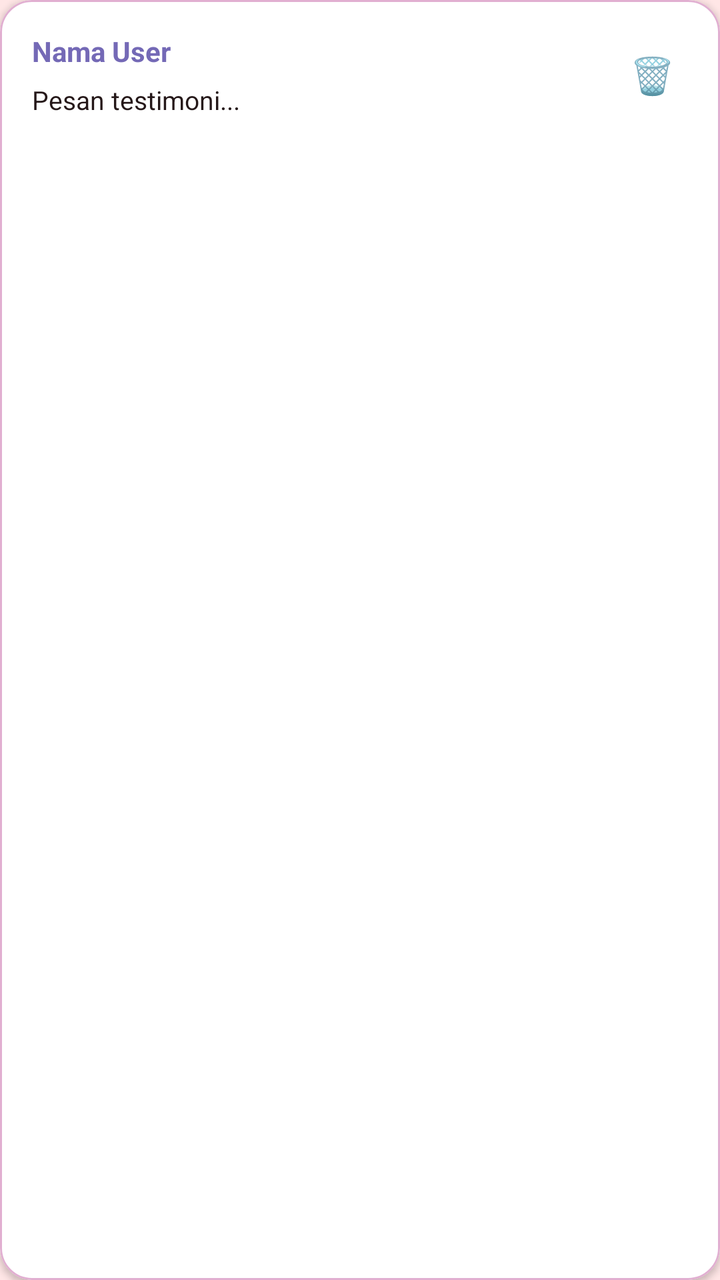
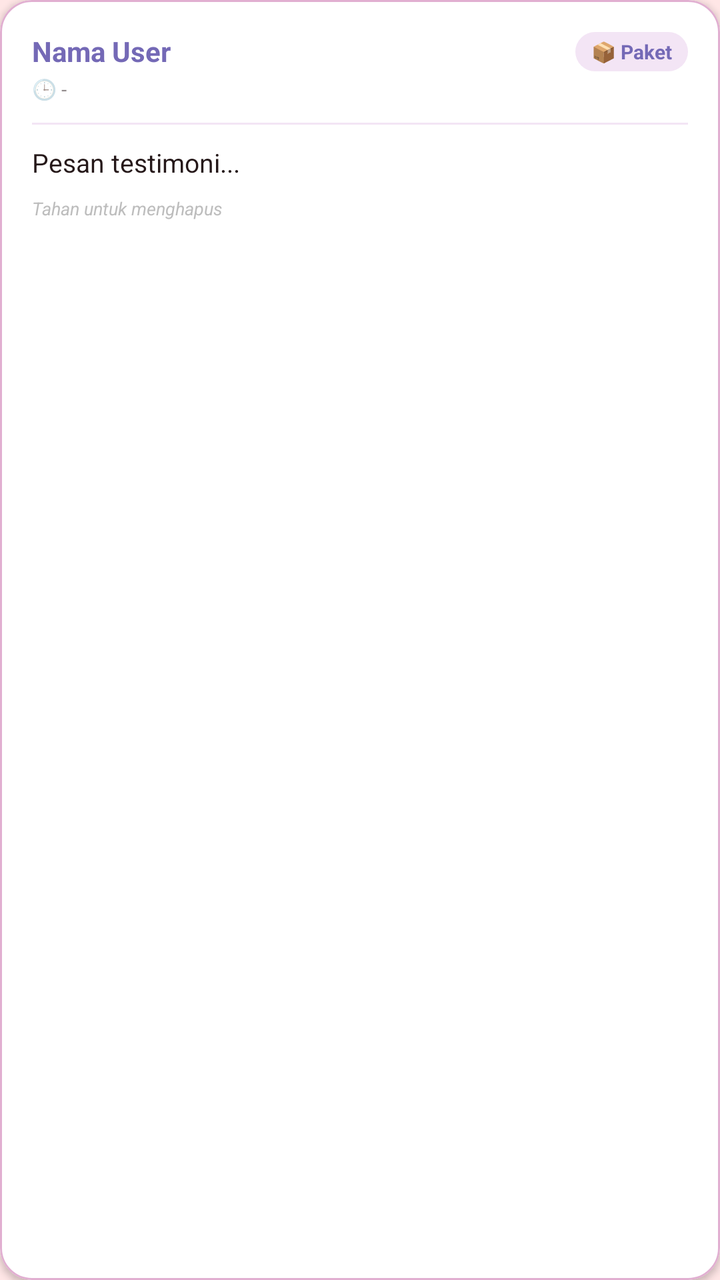

The first picture is an Android layout as it rendered before a commit; the second is the same layout after the commit. The layout source and the unified diff follow.
<!-- AndroidManifest.xml: application theme Theme.Tarot -->
<!-- res/layout/item_testimoni.xml -->
<?xml version="1.0" encoding="utf-8"?>
<com.google.android.material.card.MaterialCardView xmlns:android="http://schemas.android.com/apk/res/android"
    xmlns:app="http://schemas.android.com/apk/res-auto"
    android:layout_width="match_parent"
    android:layout_height="wrap_content"
    android:layout_marginHorizontal="16dp"
    android:layout_marginVertical="8dp"
    app:cardBackgroundColor="#FFFFFF"
    app:cardCornerRadius="16dp"
    app:cardElevation="2dp"
    app:strokeColor="#E1AFD1"
    app:strokeWidth="1dp">

    <RelativeLayout
        android:layout_width="match_parent"
        android:layout_height="wrap_content"
        android:padding="16dp">

        <LinearLayout
            android:id="@+id/contentLayout"
            android:layout_width="match_parent"
            android:layout_height="wrap_content"
            android:layout_toStartOf="@+id/btnDeleteTestimoni"
            android:orientation="vertical">

            <TextView
                android:id="@+id/tvTestimoniName"
                android:layout_width="wrap_content"
                android:layout_height="wrap_content"
                android:text="Nama User"
                android:textColor="#7469B6"
                android:textSize="14sp"
                android:textStyle="bold" />

            <TextView
                android:id="@+id/tvTestimoniMessage"
                android:layout_width="match_parent"
                android:layout_height="wrap_content"
                android:layout_marginTop="6dp"
                android:text="Pesan testimoni..."
                android:textColor="#251819"
                android:textSize="13sp"
                android:lineSpacingExtra="2dp" />
        </LinearLayout>

        <TextView
            android:id="@+id/btnDeleteTestimoni"
            android:layout_width="36dp"
            android:layout_height="36dp"
            android:layout_alignParentEnd="true"
            android:layout_centerVertical="true"
            android:gravity="center"
            android:text="🗑"
            android:textSize="18sp"
            android:background="?attr/selectableItemBackgroundBorderless"
            android:contentDescription="Hapus testimoni" />

    </RelativeLayout>
</com.google.android.material.card.MaterialCardView>
<!-- resources referenced by this layout -->
<resources>
  <style name="Theme.Tarot" parent="Base.Theme.Tarot" />
  <style name="Base.Theme.Tarot" parent="Theme.Material3.DayNight.NoActionBar">
          <item name="colorPrimary">#7469B6</item>
          <item name="colorOnPrimary">#FFFFFF</item>
          <item name="colorPrimaryContainer">#F3E5F5</item>
  
          <item name="android:windowBackground">#FFE6E6</item>
  
          <item name="android:statusBarColor">#FFE6E6</item>
          <item name="android:windowLightStatusBar">true</item>
      </style>
</resources>

<!-- the commit's change to res/layout/item_testimoni.xml (unified diff, before → after) -->
@@ -11,17 +11,16 @@
     app:strokeColor="#E1AFD1"
     app:strokeWidth="1dp">
 
-    <RelativeLayout
+    <LinearLayout
         android:layout_width="match_parent"
         android:layout_height="wrap_content"
+        android:orientation="vertical"
         android:padding="16dp">
 
-        <LinearLayout
-            android:id="@+id/contentLayout"
+        
+        <RelativeLayout
             android:layout_width="match_parent"
-            android:layout_height="wrap_content"
-            android:layout_toStartOf="@+id/btnDeleteTestimoni"
-            android:orientation="vertical">
+            android:layout_height="wrap_content">
 
             <TextView
                 android:id="@+id/tvTestimoniName"
@@ -33,27 +32,55 @@
                 android:textStyle="bold" />
 
             <TextView
-                android:id="@+id/tvTestimoniMessage"
-                android:layout_width="match_parent"
+                android:id="@+id/tvTestimoniPackage"
+                android:layout_width="wrap_content"
                 android:layout_height="wrap_content"
-                android:layout_marginTop="6dp"
-                android:text="Pesan testimoni..."
-                android:textColor="#251819"
-                android:textSize="13sp"
-                android:lineSpacingExtra="2dp" />
-        </LinearLayout>
+                android:layout_alignParentEnd="true"
+                android:background="@drawable/bg_status_rounded"
+                android:backgroundTint="#F3E5F5"
+                android:paddingHorizontal="8dp"
+                android:paddingVertical="3dp"
+                android:text="📦 Paket"
+                android:textColor="#7469B6"
+                android:textSize="10sp"
+                android:textStyle="bold" />
+        </RelativeLayout>
 
+        
         <TextView
-            android:id="@+id/btnDeleteTestimoni"
-            android:layout_width="36dp"
-            android:layout_height="36dp"
-            android:layout_alignParentEnd="true"
-            android:layout_centerVertical="true"
-            android:gravity="center"
-            android:text="🗑"
-            android:textSize="18sp"
-            android:background="?attr/selectableItemBackgroundBorderless"
-            android:contentDescription="Hapus testimoni" />
+            android:id="@+id/tvTestimoniCreatedAt"
+            android:layout_width="wrap_content"
+            android:layout_height="wrap_content"
+            android:layout_marginTop="2dp"
+            android:text="🕒 -"
+            android:textColor="#80251819"
+            android:textSize="10sp" />
 
-    </RelativeLayout>
+        <View
+            android:layout_width="match_parent"
+            android:layout_height="1dp"
+            android:layout_marginVertical="10dp"
+            android:background="#F3E5F5" />
+
+        
+        <TextView
+            android:id="@+id/tvTestimoniMessage"
+            android:layout_width="match_parent"
+            android:layout_height="wrap_content"
+            android:text="Pesan testimoni..."
+            android:textColor="#251819"
+            android:textSize="13sp"
+            android:lineSpacingExtra="2dp" />
+
+        
+        <TextView
+            android:layout_width="match_parent"
+            android:layout_height="wrap_content"
+            android:layout_marginTop="8dp"
+            android:text="Tahan untuk menghapus"
+            android:textColor="#BDBDBD"
+            android:textSize="9sp"
+            android:textStyle="italic" />
+
+    </LinearLayout>
 </com.google.android.material.card.MaterialCardView>
<!-- resource entries referenced after the edit -->
@@ -1,5 +1,12 @@
 <!-- resources referenced by this layout -->
 <resources>
+  <!-- drawable bg_status_rounded (drawable) -->
+  <?xml version="1.0" encoding="utf-8"?>
+  <shape xmlns:android="http://schemas.android.com/apk/res/android">
+      <corners android:radius="100dp" />
+  
+      <solid android:color="#F0F0F0" />
+  </shape>
   <style name="Theme.Tarot" parent="Base.Theme.Tarot" />
   <style name="Base.Theme.Tarot" parent="Theme.Material3.DayNight.NoActionBar">
           <item name="colorPrimary">#7469B6</item>
